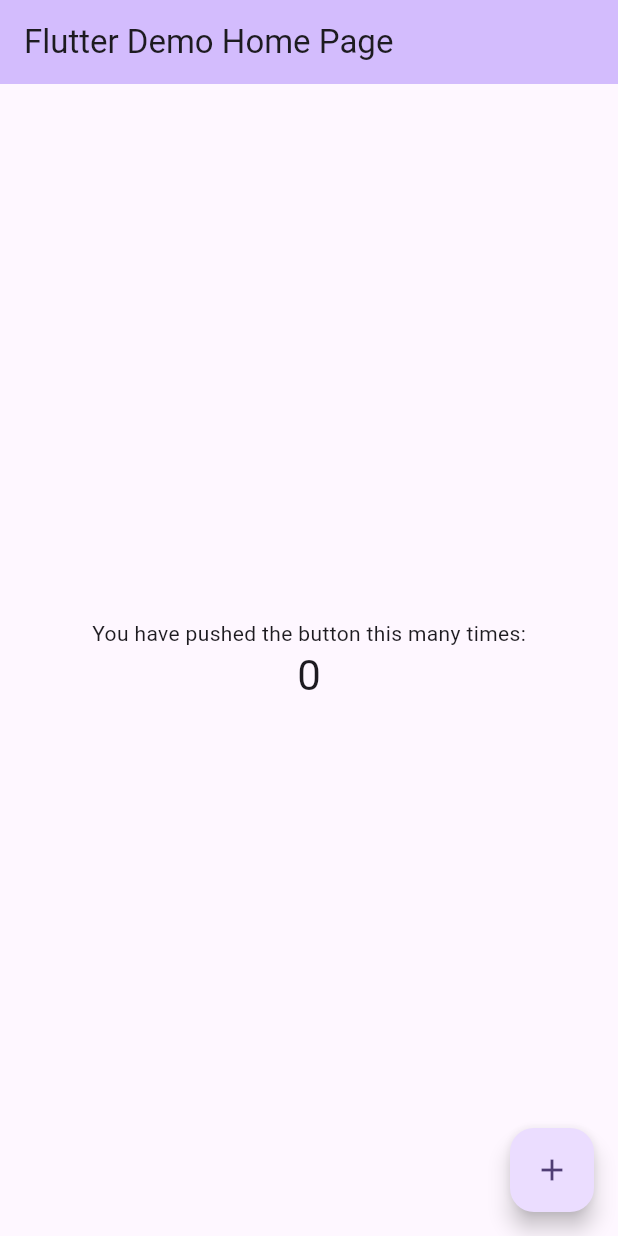
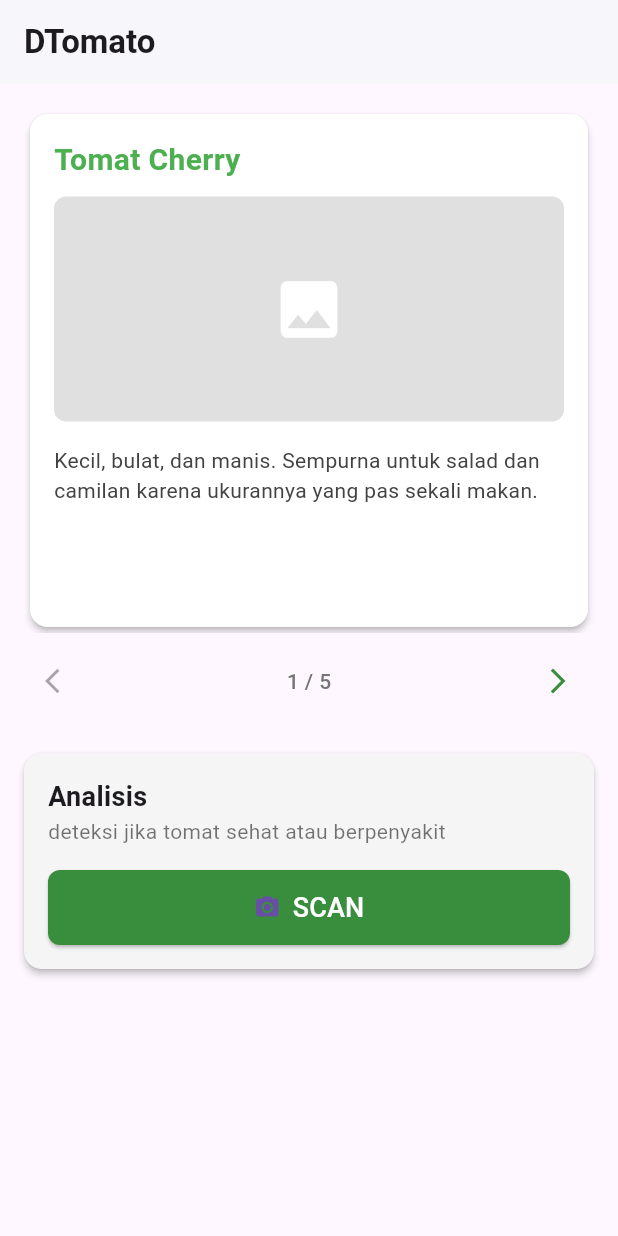
Before and after one commit to fahlan-ap/DTomato, a Flutter app: the screen it shows after launch, on a phone screen of 412 x 824 dp. Run offline on Flutter 3.47's test engine with Material 3 defaults, Android fonts, the phone set to English and light mode, and no system bars; our stand-ins replace get.

Commit message:
base dependencies and home screen build

```diff
--- /dev/null
+++ b/lib/Pages/CameraScreen.dart
@@ -0,0 +1,21 @@
+import 'package:flutter/material.dart';
+
+class CameraScreen extends StatelessWidget {
+  const CameraScreen({super.key});
+
+  @override
+  Widget build(BuildContext context) {
+    return Scaffold(
+      appBar: AppBar(
+        title: const Text('Halaman Scan Kamera'),
+        backgroundColor: Colors.green,
+      ),
+      body: const Center(
+        child: Text(
+          'Aplikasi Kamera Akan Dimuat di Sini',
+          style: TextStyle(fontSize: 18),
+        ),
+      ),
+    );
+  }
+}
--- /dev/null
+++ b/lib/Pages/HomeScreen.dart
@@ -0,0 +1,234 @@
+import 'package:flutter/material.dart';
+import 'package:get/get.dart';
+import 'CameraScreen.dart';
+
+class HomeScreen extends StatefulWidget {
+  const HomeScreen({super.key});
+
+  @override
+  State<HomeScreen> createState() => _HomeScreenState();
+}
+
+class _HomeScreenState extends State<HomeScreen> {
+  final PageController _pageController = PageController(initialPage: 0);
+  int _currentPage = 0;
+
+  final List<String> _tomatoTypes = [
+    'Tomat Cherry',
+    'Tomat Beefsteak',
+    'Tomat Plum',
+    'Tomat Anggur',
+    'Tomat Hijau'
+  ];
+
+  final List<String> _tomatoDescriptions = [
+    'Kecil, bulat, dan manis. Sempurna untuk salad dan camilan karena ukurannya yang pas sekali makan.',
+    'Besar, berdaging tebal, dan berair. Cocok untuk irisan sandwich, burger, dan pemanggangan.',
+    'Berbentuk lonjong, padat, dan memiliki sedikit biji. Ideal untuk saus, pasta, dan pengalengan karena kandungan airnya yang rendah.',
+    'Berbentuk lonjong kecil menyerupai anggur, lebih padat dari tomat cherry, dan memiliki rasa yang sangat manis.',
+    'Tomat yang dipanen sebelum matang (masih mentah), memiliki rasa asam yang khas. Populer untuk digoreng atau diasamkan.',
+  ];
+
+
+  void _navigatePage(bool forward) {
+    if (forward && _currentPage < _tomatoTypes.length - 1) {
+      _pageController.nextPage(
+        duration: const Duration(milliseconds: 300),
+        curve: Curves.easeIn,
+      );
+    } else if (!forward && _currentPage > 0) {
+      _pageController.previousPage(
+        duration: const Duration(milliseconds: 300),
+        curve: Curves.easeIn,
+      );
+    }
+  }
+
+  // --- Widget yang Diperbarui: _buildTomatoCardItem ---
+  Widget _buildTomatoCardItem(int index) {
+    String type = _tomatoTypes[index];
+    String description = _tomatoDescriptions[index];
+
+    return Container(
+      padding: const EdgeInsets.symmetric(horizontal: 16.0),
+      child: Card(
+        elevation: 2,
+        color: Colors.white,
+        child: Padding(
+          padding: const EdgeInsets.all(16.0),
+          child: Column(
+            crossAxisAlignment: CrossAxisAlignment.start,
+            mainAxisSize: MainAxisSize.min,
+            children: [
+              Text(
+                type,
+                style: const TextStyle(fontSize: 20, fontWeight: FontWeight.bold, color: Colors.green),
+              ),
+              const SizedBox(height: 10),
+
+              // Placeholder Gambar Tomat
+              Container(
+                height: 150,
+                width: double.infinity,
+                decoration: BoxDecoration(
+                  color: Colors.grey[300],
+                  borderRadius: BorderRadius.circular(8.0),
+                ),
+                margin: const EdgeInsets.only(bottom: 16.0),
+                child: const Center(
+                  child: Icon(Icons.image, size: 50, color: Colors.white),
+                ),
+              ),
+
+              // Deskripsi Singkat Tomat
+              Text(
+                description,
+                style: TextStyle(fontSize: 14, color: Colors.grey[800]),
+                maxLines: 4,
+                overflow: TextOverflow.ellipsis,
+              ),
+              const SizedBox(height: 8.0),
+
+              // Tidak perlu placeholder garis lagi karena sudah ada deskripsi
+            ],
+          ),
+        ),
+      ),
+    );
+  }
+
+  // _buildTopCarouselCard tidak perlu diubah secara struktural
+  Widget _buildTopCarouselCard() {
+    return Column(
+      children: [
+        SizedBox(
+          height: 350,
+          child: PageView.builder(
+            controller: _pageController,
+            itemCount: _tomatoTypes.length,
+            onPageChanged: (index) {
+              setState(() {
+                _currentPage = index;
+              });
+            },
+            itemBuilder: (context, index) {
+              return _buildTomatoCardItem(index);
+            },
+          ),
+        ),
+
+        Padding(
+          padding: const EdgeInsets.symmetric(horizontal: 16.0, vertical: 8.0),
+          child: Row(
+            mainAxisAlignment: MainAxisAlignment.spaceBetween,
+            children: [
+              IconButton(
+                icon: const Icon(Icons.arrow_back_ios, size: 20),
+                onPressed: _currentPage > 0 ? () => _navigatePage(false) : null,
+                color: _currentPage > 0 ? Colors.green[700] : Colors.grey,
+                padding: EdgeInsets.zero,
+                constraints: const BoxConstraints(),
+              ),
+
+              Text(
+                '${_currentPage + 1} / ${_tomatoTypes.length}',
+                style: TextStyle(color: Colors.grey[600], fontWeight: FontWeight.w500),
+              ),
+
+              IconButton(
+                icon: const Icon(Icons.arrow_forward_ios, size: 20),
+                onPressed: _currentPage < _tomatoTypes.length - 1 ? () => _navigatePage(true) : null,
+                color: _currentPage < _tomatoTypes.length - 1 ? Colors.green[700] : Colors.grey,
+                padding: EdgeInsets.zero,
+                constraints: const BoxConstraints(),
+              ),
+            ],
+          ),
+        ),
+      ],
+    );
+  }
+
+  // --- Widget yang Dioptimalkan: _buildScanActionCard ---
+  Widget _buildScanActionCard() {
+    return Card(
+      elevation: 2,
+      color: Colors.grey[100],
+      margin: EdgeInsets.zero,
+      child: Padding(
+        padding: const EdgeInsets.all(16.0),
+        child: Column(
+          crossAxisAlignment: CrossAxisAlignment.stretch,
+          mainAxisSize: MainAxisSize.min,
+          children: <Widget>[
+            // Optimasi Teks: Gunakan Column tunggal dengan CrossAxisAlignment.start
+            Column(
+              crossAxisAlignment: CrossAxisAlignment.start,
+              children: <Widget>[
+                const Text(
+                  "Analisis",
+                  style: TextStyle(
+                      fontSize: 18, fontWeight: FontWeight.w700), // Ukuran dibuat lebih besar
+                ),
+                const Text(
+                  "deteksi jika tomat sehat atau berpenyakit",
+                  style: TextStyle(fontSize: 14, color: Colors.black54), // Dibuat sedikit redup
+                ),
+              ],
+            ),
+
+            const SizedBox(height: 16.0),
+
+            ElevatedButton.icon(
+              onPressed: () {
+                Get.to(() => const CameraScreen());
+              },
+              icon: const Icon(Icons.camera_alt),
+              label: const Text(
+                'SCAN',
+                style: TextStyle(fontSize: 18, color: Colors.white),
+              ),
+              style: ElevatedButton.styleFrom(
+                backgroundColor: Colors.green[700],
+                padding: const EdgeInsets.symmetric(vertical: 12),
+                shape: RoundedRectangleBorder(
+                  borderRadius: BorderRadius.circular(8.0),
+                ),
+              ),
+            ),
+          ],
+        ),
+      ),
+    );
+  }
+
+  @override
+  Widget build(BuildContext context) {
+    return Scaffold(
+      appBar: AppBar(
+        title: const Text(
+          'DTomato',
+          style: TextStyle(fontWeight: FontWeight.bold),
+        ),
+        backgroundColor: Colors.white,
+        elevation: 1,
+      ),
+      body: SingleChildScrollView(
+        padding: const EdgeInsets.symmetric(vertical: 16.0),
+        child: Column(
+          crossAxisAlignment: CrossAxisAlignment.stretch,
+          children: <Widget>[
+            _buildTopCarouselCard(),
+
+            const SizedBox(height: 16.0),
+
+            Padding(
+              padding: const EdgeInsets.symmetric(horizontal: 16.0),
+              child: _buildScanActionCard(),
+            ),
+          ],
+        ),
+      ),
+    );
+  }
+}
--- a/lib/main.dart
+++ b/lib/main.dart
@@ -1,4 +1,6 @@
 import 'package:flutter/material.dart';
+import 'package:get/get.dart';
+import 'Pages/HomeScreen.dart';
 
 void main() {
   runApp(const MyApp());
@@ -7,116 +9,11 @@ void main() {
 class MyApp extends StatelessWidget {
   const MyApp({super.key});
 
-  // This widget is the root of your application.
   @override
   Widget build(BuildContext context) {
-    return MaterialApp(
-      title: 'Flutter Demo',
-      theme: ThemeData(
-        // This is the theme of your application.
-        //
-        // TRY THIS: Try running your application with "flutter run". You'll see
-        // the application has a purple toolbar. Then, without quitting the app,
-        // try changing the seedColor in the colorScheme below to Colors.green
-        // and then invoke "hot reload" (save your changes or press the "hot
-        // reload" button in a Flutter-supported IDE, or press "r" if you used
-        // the command line to start the app).
-        //
-        // Notice that the counter didn't reset back to zero; the application
-        // state is not lost during the reload. To reset the state, use hot
-        // restart instead.
-        //
-        // This works for code too, not just values: Most code changes can be
-        // tested with just a hot reload.
-        colorScheme: ColorScheme.fromSeed(seedColor: Colors.deepPurple),
-      ),
-      home: const MyHomePage(title: 'Flutter Demo Home Page'),
-    );
+    return GetMaterialApp(
+      debugShowCheckedModeBanner: false,
+      home: const HomeScreen(),
+      );
   }
 }
-
-class MyHomePage extends StatefulWidget {
-  const MyHomePage({super.key, required this.title});
-
-  // This widget is the home page of your application. It is stateful, meaning
-  // that it has a State object (defined below) that contains fields that affect
-  // how it looks.
-
-  // This class is the configuration for the state. It holds the values (in this
-  // case the title) provided by the parent (in this case the App widget) and
-  // used by the build method of the State. Fields in a Widget subclass are
-  // always marked "final".
-
-  final String title;
-
-  @override
-  State<MyHomePage> createState() => _MyHomePageState();
-}
-
-class _MyHomePageState extends State<MyHomePage> {
-  int _counter = 0;
-
-  void _incrementCounter() {
-    setState(() {
-      // This call to setState tells the Flutter framework that something has
-      // changed in this State, which causes it to rerun the build method below
-      // so that the display can reflect the updated values. If we changed
-      // _counter without calling setState(), then the build method would not be
-      // called again, and so nothing would appear to happen.
-      _counter++;
-    });
-  }
-
-  @override
-  Widget build(BuildContext context) {
-    // This method is rerun every time setState is called, for instance as done
-    // by the _incrementCounter method above.
-    //
-    // The Flutter framework has been optimized to make rerunning build methods
-    // fast, so that you can just rebuild anything that needs updating rather
-    // than having to individually change instances of widgets.
-    return Scaffold(
-      appBar: AppBar(
-        // TRY THIS: Try changing the color here to a specific color (to
-        // Colors.amber, perhaps?) and trigger a hot reload to see the AppBar
-        // change color while the other colors stay the same.
-        backgroundColor: Theme.of(context).colorScheme.inversePrimary,
-        // Here we take the value from the MyHomePage object that was created by
-        // the App.build method, and use it to set our appbar title.
-        title: Text(widget.title),
-      ),
-      body: Center(
-        // Center is a layout widget. It takes a single child and positions it
-        // in the middle of the parent.
-        child: Column(
-          // Column is also a layout widget. It takes a list of children and
-          // arranges them vertically. By default, it sizes itself to fit its
-          // children horizontally, and tries to be as tall as its parent.
-          //
-          // Column has various properties to control how it sizes itself and
-          // how it positions its children. Here we use mainAxisAlignment to
-          // center the children vertically; the main axis here is the vertical
-          // axis because Columns are vertical (the cross axis would be
-          // horizontal).
-          //
-          // TRY THIS: Invoke "debug painting" (choose the "Toggle Debug Paint"
-          // action in the IDE, or press "p" in the console), to see the
-          // wireframe for each widget.
-          mainAxisAlignment: MainAxisAlignment.center,
-          children: <Widget>[
-            const Text('You have pushed the button this many times:'),
-            Text(
-              '$_counter',
-              style: Theme.of(context).textTheme.headlineMedium,
-            ),
-          ],
-        ),
-      ),
-      floatingActionButton: FloatingActionButton(
-        onPressed: _incrementCounter,
-        tooltip: 'Increment',
-        child: const Icon(Icons.add),
-      ), // This trailing comma makes auto-formatting nicer for build methods.
-    );
-  }
-}
--- a/pubspec.yaml
+++ b/pubspec.yaml
@@ -34,6 +34,8 @@ dependencies:
   # The following adds the Cupertino Icons font to your application.
   # Use with the CupertinoIcons class for iOS style icons.
   cupertino_icons: ^1.0.8
+  get: ^4.7.2
+  image_picker: ^1.2.1
 
 dev_dependencies:
   flutter_test:
```
Also changed, not shown: pubspec.lock, 5 other files.
